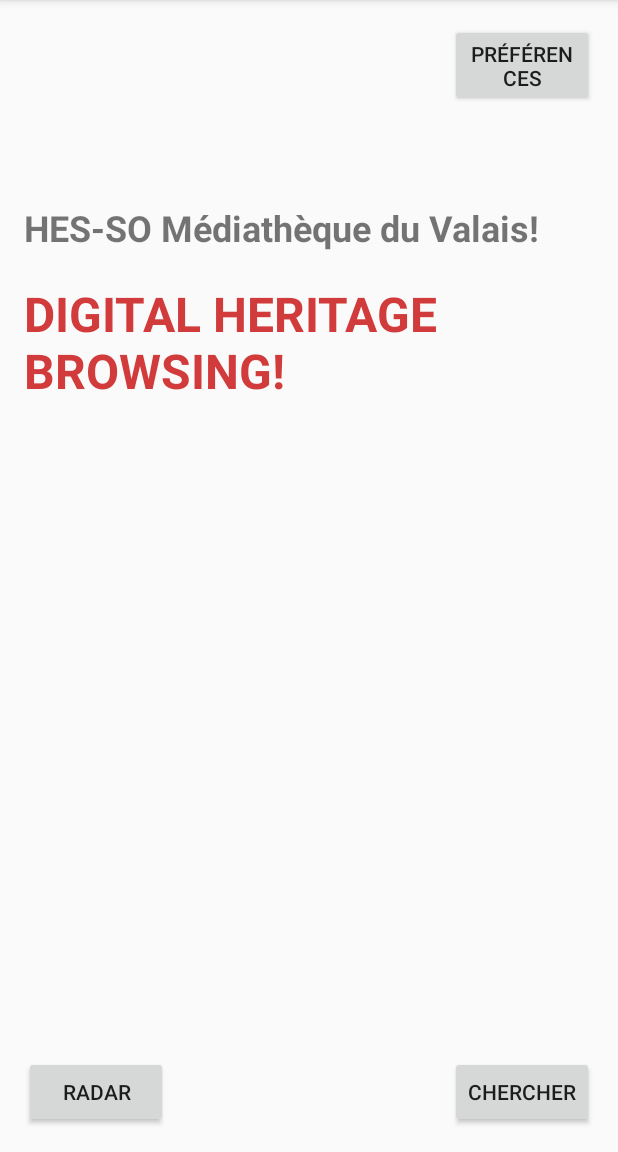
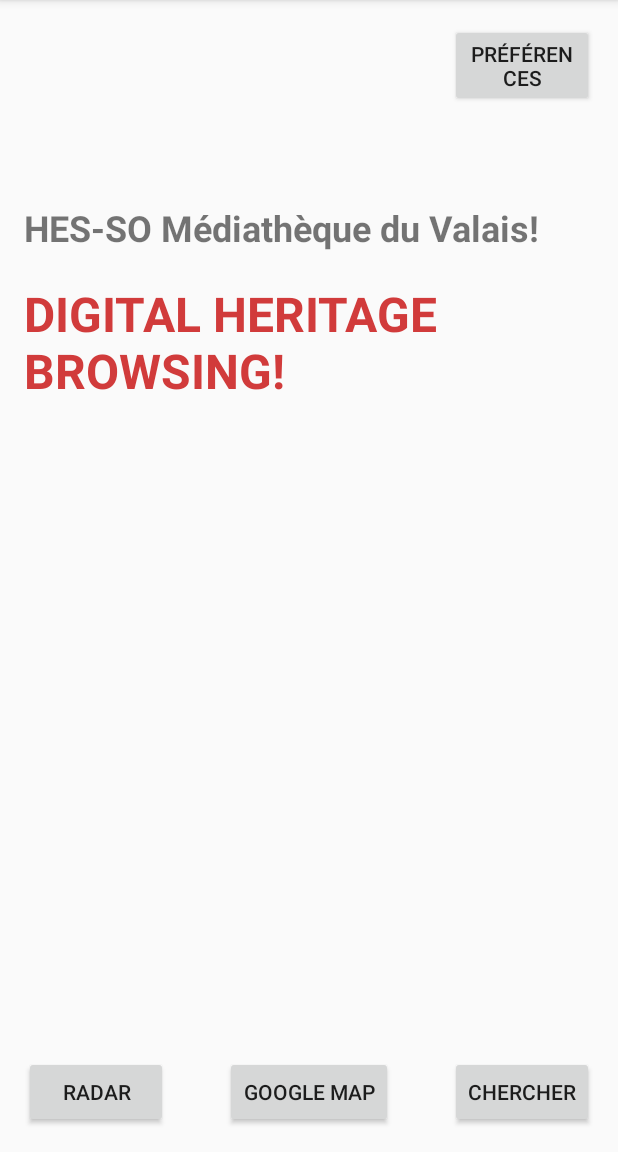
Before and after one commit to FChassot/stdhr_1.0, an Android app: the screen it shows after launch (MainActivity), on a phone screen of 412 x 824 dp, the part 84-1236 px from its top. Run offline under Robolectric (Android 15) with nearby library versions, the phone set to English and light mode, and no system bars.

Commit message:
Google Map integration

```diff
--- a/app/build.gradle
+++ b/app/build.gradle
@@ -23,8 +23,8 @@
 dependencies {
     compile fileTree(dir: 'libs', include: ['*.jar'])
     testCompile 'junit:junit:4.12'
-    compile 'com.android.support:appcompat-v7:23.1.1'
-    compile 'com.android.support:design:23.1.1'
-    compile 'com.android.support:support-v4:23.1.1'
+    compile 'com.android.support:appcompat-v7:23.4.0'
+    compile 'com.android.support:design:23.4.0'
+    compile 'com.android.support:support-v4:23.4.0'
     compile 'com.google.android.gms:play-services:8.4.0'
 }
--- a/app/src/main/java/hesso/mas/stdhb/GUI/DisplayActivity.java
+++ b/app/src/main/java/hesso/mas/stdhb/GUI/DisplayActivity.java
@@ -7,7 +7,7 @@
 import android.support.v7.widget.Toolbar;
 import android.view.View;
 
-import hesso.mas.spatio_temporaldigitalheritagebrowsing.R;
+import hesso.mas.stdhbtests.R;
 
 public class DisplayActivity extends AppCompatActivity {
 
--- a/app/src/main/java/hesso/mas/stdhb/GUI/MainActivity.java
+++ b/app/src/main/java/hesso/mas/stdhb/GUI/MainActivity.java
@@ -8,7 +8,9 @@
 import android.widget.Button;
 import android.content.Intent;
 
-import hesso.mas.spatio_temporaldigitalheritagebrowsing.R;
+import java.util.Map;
+
+import hesso.mas.stdhbtests.R;
 
 /**
  * Created by Frédéric Chassot on 11.05.2016.
@@ -25,11 +27,13 @@
         Button mPreferencesButton = (Button)findViewById(R.id.btnpreferences);
         Button mRadarButton = (Button)findViewById(R.id.btnradar);
         Button mSearchButton = (Button)findViewById(R.id.btnsearch);
+        Button mMapButton = (Button)findViewById(R.id.btnMap);
 
         // Positionner un listener sur ce bouton
-        mPreferencesButton.setOnClickListener((OnClickListener)this);
-        mRadarButton.setOnClickListener((OnClickListener)this);
-        mSearchButton.setOnClickListener((OnClickListener)this);
+        mPreferencesButton.setOnClickListener(this);
+        mRadarButton.setOnClickListener(this);
+        mSearchButton.setOnClickListener(this);
+        mMapButton.setOnClickListener(this);
     }
 
     // Méthode déclenchée par le listener lorsqu'un appui sur le bouton se produit
@@ -46,6 +50,10 @@
             Intent intent = new Intent(MainActivity.this, RechercheActivity.class);
             startActivity(intent);
         }
+        if (view.getId()==R.id.btnMap){ // C'est notre bouton ? oui, alors affichage d'un message
+            Intent intent = new Intent(MainActivity.this, MapsActivity.class);
+            startActivity(intent);
+        }
     }
 
 }
--- a/app/src/main/java/hesso/mas/stdhb/GUI/SettingsActivity.java
+++ b/app/src/main/java/hesso/mas/stdhb/GUI/SettingsActivity.java
@@ -6,9 +6,8 @@
 import android.view.View.OnClickListener;
 import android.view.View;
 import android.widget.Button;
-import android.widget.Toast;
 
-import hesso.mas.spatio_temporaldigitalheritagebrowsing.R;
+import hesso.mas.stdhbtests.R;
 
 public class SettingsActivity extends AppCompatActivity implements OnClickListener {
 
--- a/app/src/main/res/layout/activity_main.xml
+++ b/app/src/main/res/layout/activity_main.xml
@@ -64,4 +64,12 @@
         android:layout_alignRight="@+id/btnpreferences"
         android:layout_alignEnd="@+id/btnpreferences" />
 
+    <Button
+        android:layout_width="wrap_content"
+        android:layout_height="wrap_content"
+        android:text="Google map"
+        android:id="@+id/btnMap"
+        android:layout_alignParentBottom="true"
+        android:layout_centerHorizontal="true" />
+
 </RelativeLayout>
```
Also changed, not shown: app/src/main/AndroidManifest.xml (+10 -2 lines), app/src/main/java/hesso/mas/stdhb/GUI/MapsActivity.java (added, +47 -0 lines), app/src/main/java/hesso/mas/stdhb/GUI/RechercheActivity.java (+6 -4 lines), app/src/main/java/hesso/mas/stdhb/QUERYENGINE/HttpBinding.java (+27 -4 lines), app/src/main/res/layout/activity_maps.xml (added, +8 -0 lines), 4 other files.
